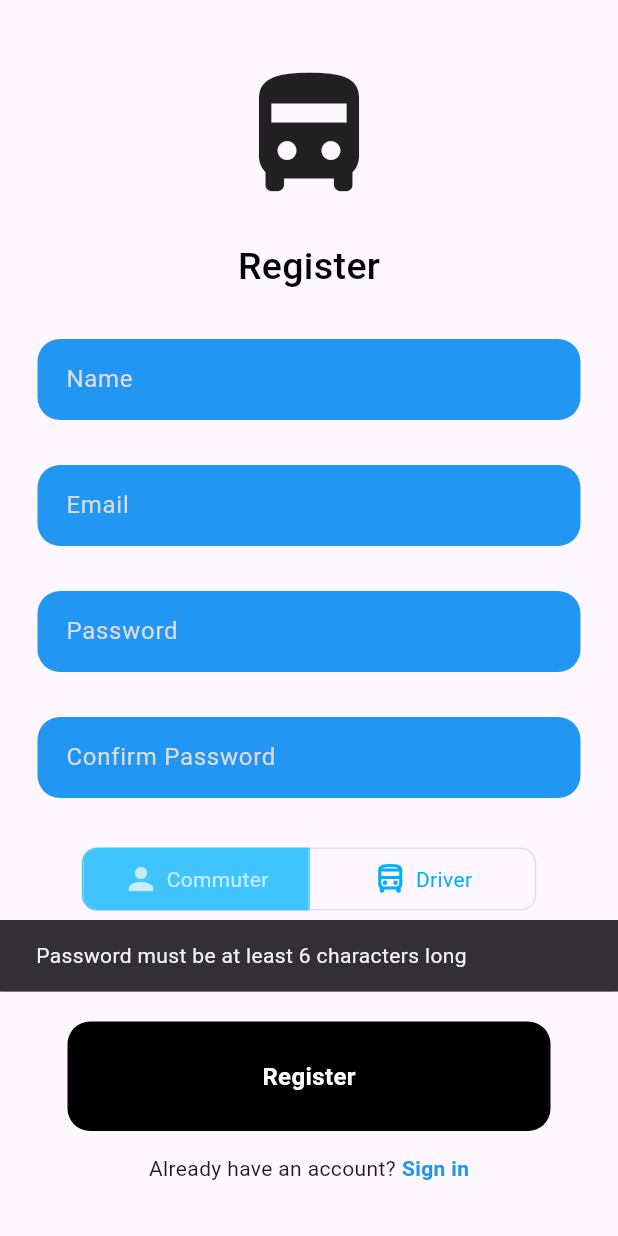
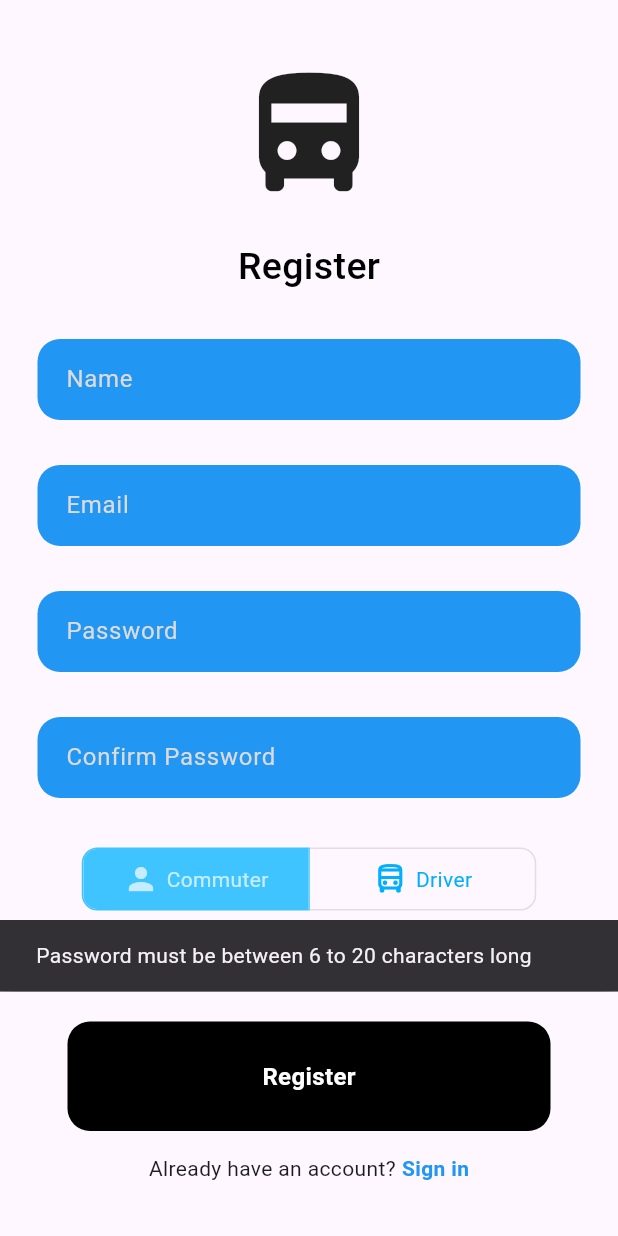
Before and after one commit to HXong/Bussin-Buses, a Flutter app: the RegisterPage screen opened by its route, after a tap on "Register", on a phone screen of 412 x 824 dp. Run offline on Flutter 3.47's test engine with Material 3 defaults, Android fonts, the phone set to English and light mode, and no system bars; our stand-ins replace flutter_map, flutter_svg, geolocator, latlong2, supabase_flutter; missing offline and left inert: flutter_map_location_marker; accounts and stored records are empty.

Commit message:
updated eta and fixed some bugs

```diff
--- a/frontend/lib/pages/Authentication/register_page.dart
+++ b/frontend/lib/pages/Authentication/register_page.dart
@@ -149,9 +149,16 @@ class _RegisterPageState extends State<RegisterPage> {
                   final confirmPassword = confirmPasswordController.text;
                   final userType = _selectedUser[0] ? 'commuter' : 'driver';
 
-                  if (password.length < 6) {
+                  if (password.length < 6 || password.length > 20) {
                     ScaffoldMessenger.of(context).showSnackBar(
-                      SnackBar(content: Text("Password must be at least 6 characters long")),
+                      SnackBar(content: Text("Password must be between 6 to 20 characters long")),
+                    );
+                    return;
+                  }
+
+                  if (username.length < 3 || username.length > 10) {
+                    ScaffoldMessenger.of(context).showSnackBar(
+                      SnackBar(content: Text("Username must be between 3 to 10 characters long")),
                     );
                     return;
                   }
@@ -177,7 +184,8 @@ class _RegisterPageState extends State<RegisterPage> {
                   const Text("Already have an account?"),
                   const SizedBox(width: 4),
                   GestureDetector(
-                    onTap: () {
+                    onTap: () async{
+                      await Future.delayed(Duration(seconds: 5));
                       Navigator.pop(context);
                     },
                     child: const Text(
```
Also changed, not shown: frontend/lib/services/driver_service.dart (+4 -3 lines), frontend/lib/viewmodels/trip_viewmodel.dart (+10 -4 lines).
